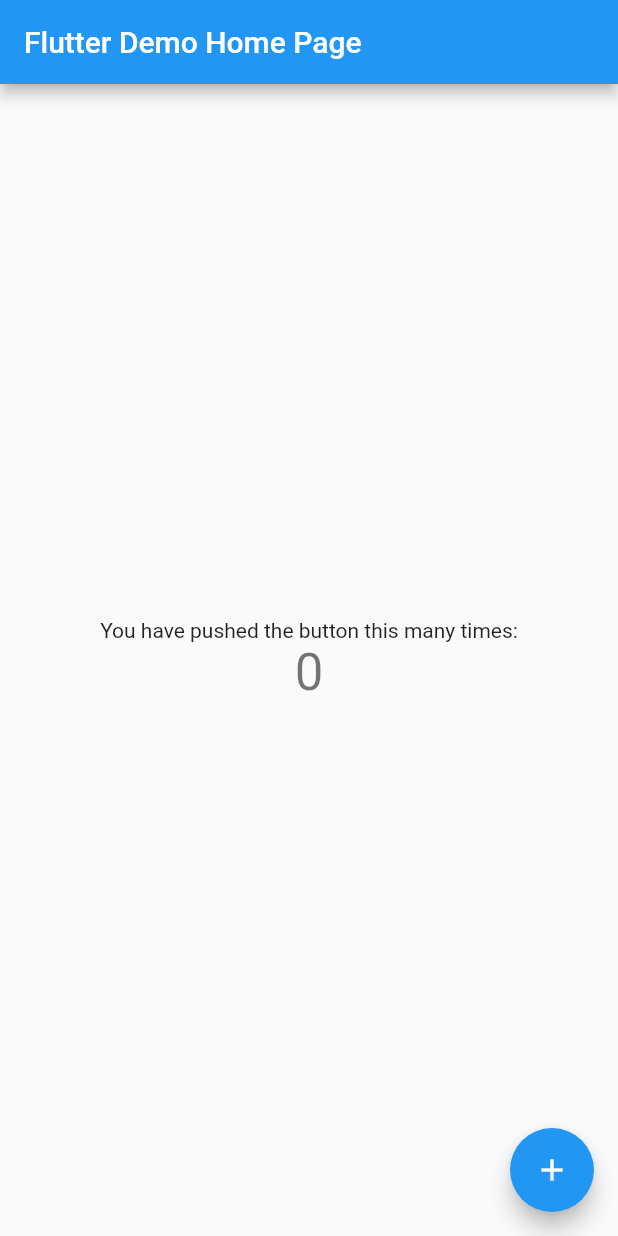
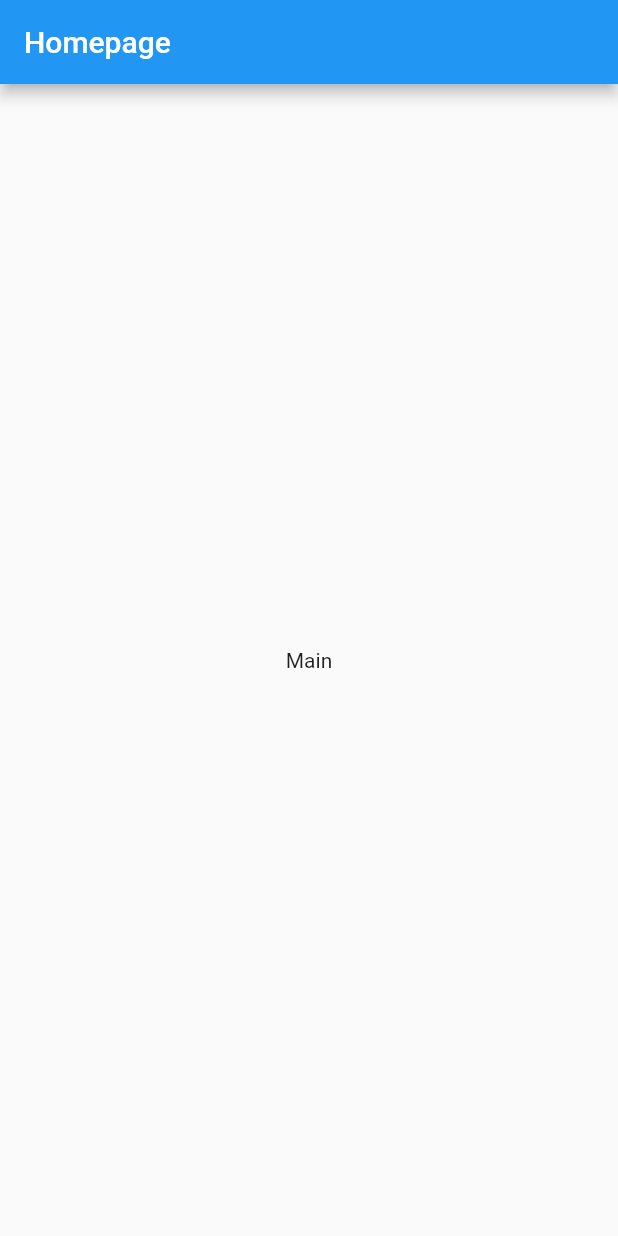
Before and after one commit to samKl99/sensor-track, a Flutter app: the screen it shows after launch, on a phone screen of 412 x 824 dp. Run offline on Flutter 3.47's test engine with Material 2 defaults, Android fonts, the phone set to English and light mode, and no system bars.

```diff
--- a/lib/main.dart
+++ b/lib/main.dart
@@ -1,117 +1,38 @@
 import 'package:flutter/material.dart';
 
 void main() {
-  runApp(MyApp());
+  runApp(SensorTrack());
 }
 
-class MyApp extends StatelessWidget {
-  // This widget is the root of your application.
+class SensorTrack extends StatelessWidget {
   @override
   Widget build(BuildContext context) {
     return MaterialApp(
-      title: 'Flutter Demo',
+      title: 'Sensor Track',
       theme: ThemeData(
-        // This is the theme of your application.
-        //
-        // Try running your application with "flutter run". You'll see the
-        // application has a blue toolbar. Then, without quitting the app, try
-        // changing the primarySwatch below to Colors.green and then invoke
-        // "hot reload" (press "r" in the console where you ran "flutter run",
-        // or simply save your changes to "hot reload" in a Flutter IDE).
-        // Notice that the counter didn't reset back to zero; the application
-        // is not restarted.
         primarySwatch: Colors.blue,
-        // This makes the visual density adapt to the platform that you run
-        // the app on. For desktop platforms, the controls will be smaller and
-        // closer together (more dense) than on mobile platforms.
         visualDensity: VisualDensity.adaptivePlatformDensity,
       ),
-      home: MyHomePage(title: 'Flutter Demo Home Page'),
+      home: HomePage(),
     );
   }
 }
 
-class MyHomePage extends StatefulWidget {
-  MyHomePage({Key key, this.title}) : super(key: key);
-
-  // This widget is the home page of your application. It is stateful, meaning
-  // that it has a State object (defined below) that contains fields that affect
-  // how it looks.
-
-  // This class is the configuration for the state. It holds the values (in this
-  // case the title) provided by the parent (in this case the App widget) and
-  // used by the build method of the State. Fields in a Widget subclass are
-  // always marked "final".
-
-  final String title;
-
+class HomePage extends StatefulWidget {
   @override
-  _MyHomePageState createState() => _MyHomePageState();
+  _HomePageState createState() => _HomePageState();
 }
 
-class _MyHomePageState extends State<MyHomePage> {
-  int _counter = 0;
-
-  void _incrementCounter() {
-    setState(() {
-      // This call to setState tells the Flutter framework that something has
-      // changed in this State, which causes it to rerun the build method below
-      // so that the display can reflect the updated values. If we changed
-      // _counter without calling setState(), then the build method would not be
-      // called again, and so nothing would appear to happen.
-      _counter++;
-    });
-  }
-
+class _HomePageState extends State<HomePage> {
   @override
   Widget build(BuildContext context) {
-    // This method is rerun every time setState is called, for instance as done
-    // by the _incrementCounter method above.
-    //
-    // The Flutter framework has been optimized to make rerunning build methods
-    // fast, so that you can just rebuild anything that needs updating rather
-    // than having to individually change instances of widgets.
     return Scaffold(
       appBar: AppBar(
-        // Here we take the value from the MyHomePage object that was created by
-        // the App.build method, and use it to set our appbar title.
-        title: Text(widget.title),
+        title: Text("Homepage"),
       ),
       body: Center(
-        // Center is a layout widget. It takes a single child and positions it
-        // in the middle of the parent.
-        child: Column(
-          // Column is also a layout widget. It takes a list of children and
-          // arranges them vertically. By default, it sizes itself to fit its
-          // children horizontally, and tries to be as tall as its parent.
-          //
-          // Invoke "debug painting" (press "p" in the console, choose the
-          // "Toggle Debug Paint" action from the Flutter Inspector in Android
-          // Studio, or the "Toggle Debug Paint" command in Visual Studio Code)
-          // to see the wireframe for each widget.
-          //
-          // Column has various properties to control how it sizes itself and
-          // how it positions its children. Here we use mainAxisAlignment to
-          // center the children vertically; the main axis here is the vertical
-          // axis because Columns are vertical (the cross axis would be
-          // horizontal).
-          mainAxisAlignment: MainAxisAlignment.center,
-          children: <Widget>[
-            Text(
-              'You have pushed the button this many times:',
-            ),
-            Text(
-              '$_counter',
-              style: Theme.of(context).textTheme.headline4,
-            ),
-          ],
-        ),
+        child: Text("Main")
       ),
-      floatingActionButton: FloatingActionButton(
-        onPressed: _incrementCounter,
-        tooltip: 'Increment',
-        child: Icon(Icons.add),
-      ), // This trailing comma makes auto-formatting nicer for build methods.
     );
   }
 }
```
Also changed, not shown: pubspec.yaml (+17 -0 lines), assets/launcher/logo.png (added), pubspec.lock, 37 other files.
